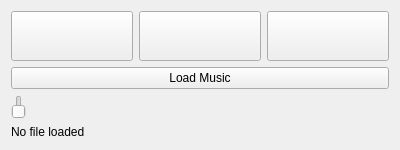
Old version of the form component/2.2.17/music_player.ui in the repository matf-pp/Materials.
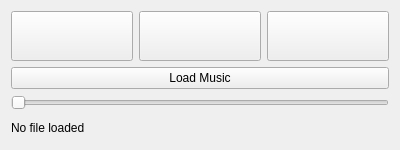
New version of the form.

```diff
--- a/component/2.2.17/music_player.ui
+++ b/component/2.2.17/music_player.ui
@@ -62,7 +62,11 @@
 
    <!-- Slider -->
    <item>
-    <widget class="QSlider" name="slider" orientation="Horizontal"/>
+    <widget class="QSlider" name="slider">
+     <property name="orientation">
+      <enum>Qt::Horizontal</enum>
+     </property>
+    </widget>
    </item>
 
    <!-- Label -->
```
Left out of the diff: 1 changed line with no effect on the pictures.
